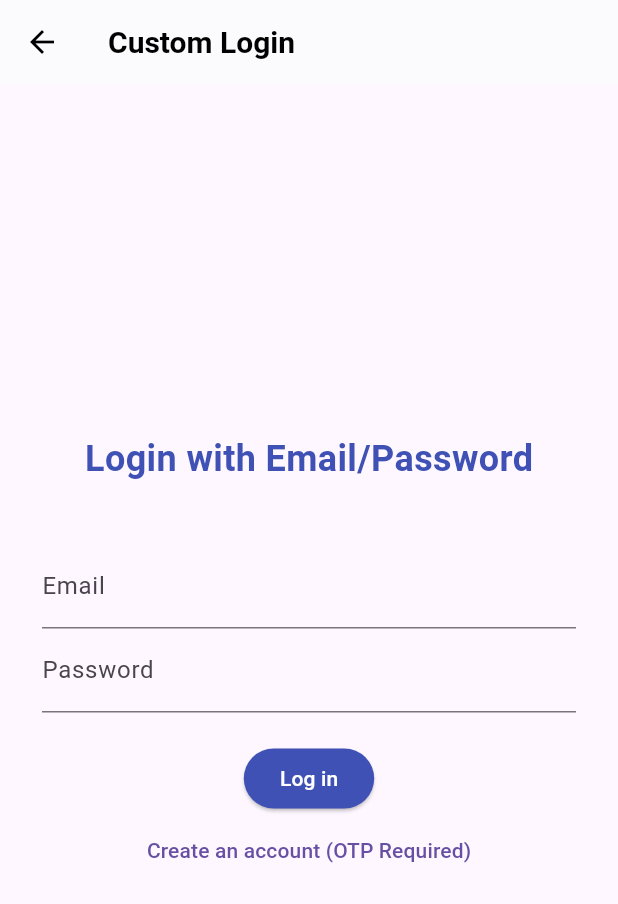
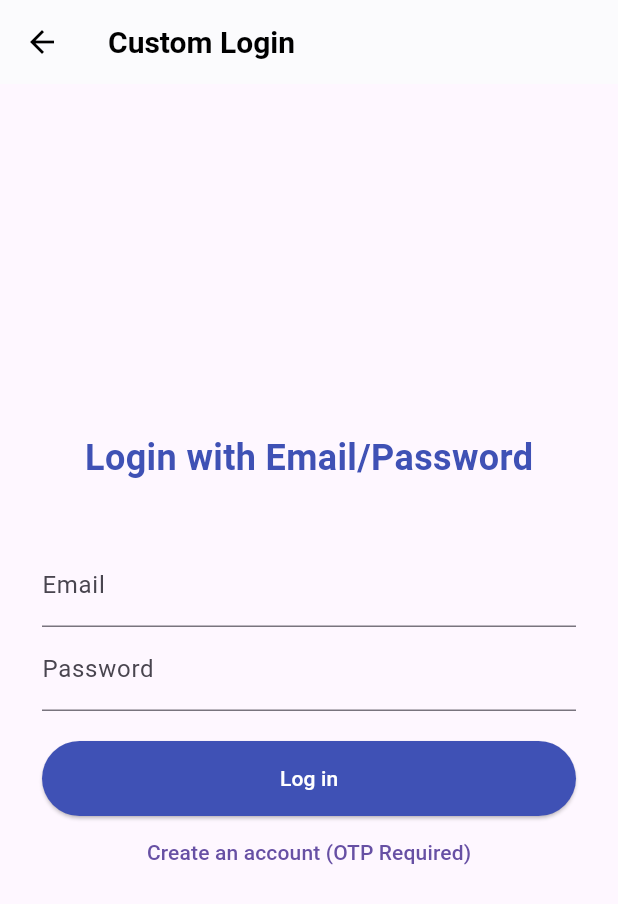
Before and after one commit to Adil57/Quick-Helper-Customer-, a Flutter app: the screen it shows after launch, after a tap on "Normal Login (Email/Password)", on a phone screen of 412 x 824 dp. Shown: the top 904 px of the screen. Run offline on Flutter 3.47's test engine with Material 3 defaults, Android fonts, the phone set to English and light mode, and no system bars; missing offline and left inert: auth0_flutter, auth0_flutter_platform_interface, mapbox_maps_flutter; accounts and stored records are empty.

Commit message:
Add files via upload

```diff
--- a/lib/main.dart
+++ b/lib/main.dart
@@ -1,4 +1,4 @@
-// lib/main.dart (FINAL WORKING VERSION WITH LIVE MAP & OTP FLOW + ALL FIXES)
+// lib/main.dart (FINAL WORKING VERSION WITH LIVE MAP & OTP FLOW - SIZE FIXES)
 
 import 'package:flutter/material.dart';
 import 'package:auth0_flutter/auth0_flutter.dart';
@@ -162,15 +162,18 @@ class _LoginChoiceScreenState extends State<LoginChoiceScreen> {
               const SizedBox(height: 60),
 
               // --- A. LOGIN WITH AUTH0 BUTTON ---
-              ElevatedButton.icon(
+              SizedBox(
+                height: 50,
+                width: double.infinity,
+                child: ElevatedButton.icon(
                   icon: isLoading ? const SizedBox(width: 20, height: 20, child: CircularProgressIndicator(color: Colors.white, strokeWidth: 2)) : const Icon(Icons.lock_open),
                   label: Text(isLoading ? "Logging in..." : 'Log in with Auth0 (Google/Social)'),
                   style: ElevatedButton.styleFrom(
-                  padding: const EdgeInsets.symmetric(vertical: 15),
                     backgroundColor: Colors.indigo.shade600,
                     foregroundColor: Colors.white,
                   ),
                   onPressed: isLoading ? null : loginWithAuth0,
+                ),
               ),
               const SizedBox(height: 20),
 
@@ -179,14 +182,17 @@ class _LoginChoiceScreenState extends State<LoginChoiceScreen> {
               const SizedBox(height: 20),
 
               // --- B. NORMAL LOGIN BUTTON ---
-              OutlinedButton.icon(
+              SizedBox(
+                height: 50,
+                width: double.infinity,
+                child: OutlinedButton.icon(
                   icon: const Icon(Icons.email, color: Colors.indigo),
                   label: const Text('Normal Login (Email/Password)', style: TextStyle(color: Colors.indigo)),
                   style: OutlinedButton.styleFrom(
-                  padding: const EdgeInsets.symmetric(vertical: 15),
                     side: const BorderSide(color: Colors.indigo),
                   ),
                   onPressed: isLoading ? null : () => navigateToCustomLogin(context),
+                ),
               ),
 
               if (_error != null)
@@ -256,10 +262,14 @@ class AccountScreen extends StatelessWidget {
           children: [
             Text("Logged in as: ${tempAuth.user?.name ?? 'N/A'}"),
             const SizedBox(height: 20),
-            ElevatedButton(
+            SizedBox(
+              height: 50,
+              width: double.infinity,
+              child: ElevatedButton(
                 onPressed: () => tempAuth.logout(context),
                 style: ElevatedButton.styleFrom(backgroundColor: Colors.red),
                 child: const Text("Logout", style: TextStyle(color: Colors.white)),
+              ),
             ),
           ],
         ),
@@ -269,7 +279,7 @@ class AccountScreen extends StatelessWidget {
 }
 
 // -----------------------------------------------------------------------------
-// 🟢 MAP VIEW SCREEN (MAPBOX + KILL SWITCH IMPLEMENTATION - FULLY FIXED)
+// 🟢 MAP VIEW SCREEN (MAPBOX + KILL SWITCH IMPLEMENTATION - FIXED)
 // -----------------------------------------------------------------------------
 class MapViewScreen extends StatefulWidget {
   const MapViewScreen({super.key});
@@ -376,7 +386,7 @@ class _MapViewScreenState extends State<MapViewScreen> {
 }
 
 // -----------------------------------------------------------------------------
-// CUSTOM LOGIN SCREEN (FIXED: Size with named parameters)
+// MODIFIED: CUSTOM LOGIN SCREEN (API LOGIN FIX)
 // -----------------------------------------------------------------------------
 class CustomLoginScreen extends StatefulWidget {
   const CustomLoginScreen({super.key});
@@ -461,15 +471,16 @@ class _CustomLoginScreenState extends State<CustomLoginScreen> {
             const SizedBox(height: 20),
 
             // 🟢 CUSTOM LOGIN BUTTON
-            ElevatedButton(
+            SizedBox(
+              height: 50,
+              width: double.infinity,
+              child: ElevatedButton(
                 onPressed: isLoading ? null : loginUser,
-              style: ElevatedButton.styleFrom(
-                minimumSize: const Size(width: double.infinity, height: 50),
-                backgroundColor: Colors.indigo
-              ),
+                style: ElevatedButton.styleFrom(backgroundColor: Colors.indigo),
                 child: isLoading
                     ? const CircularProgressIndicator(color: Colors.white)
                     : const Text("Log in", style: TextStyle(color: Colors.white)),
+              ),
             ),
 
             if (_error != null)
@@ -571,14 +582,15 @@ class _RegisterScreenState extends State<RegisterScreen> {
 
             const SizedBox(height: 20),
 
-            ElevatedButton(
+            SizedBox(
+              height: 50,
+              width: double.infinity,
+              child: ElevatedButton(
                 onPressed: isLoading ? null : registerUserStartOTP,
-              style: ElevatedButton.styleFrom(
-                minimumSize: const Size(width: double.infinity, height: 50),
-              ),
                 child: isLoading
                     ? const CircularProgressIndicator(color: Colors.white)
                     : const Text("Register & Send OTP"),
+              ),
             ),
             if (_error != null)
               Padding(padding: const EdgeInsets.only(top: 10), child: Text(_error!, style: const TextStyle(color: Colors.red))),
@@ -682,14 +694,15 @@ class _OTPVerificationScreenState extends State<OTPVerificationScreen> {
               decoration: const InputDecoration(labelText: "OTP Code"),
             ),
             const SizedBox(height: 20),
-            ElevatedButton(
+            SizedBox(
+              height: 50,
+              width: double.infinity,
+              child: ElevatedButton(
                 onPressed: isLoading ? null : verifyOTP,
-              style: ElevatedButton.styleFrom(
-                minimumSize: const Size(width: double.infinity, height: 50),
-              ),
                 child: isLoading
                     ? const CircularProgressIndicator(color: Colors.white)
                     : const Text("Verify & Complete"),
+              ),
             ),
             if (_error != null)
               Padding(padding: const EdgeInsets.only(top: 10), child: Text(_error!, style: const TextStyle(color: Colors.red))),
@@ -1058,10 +1071,12 @@ class _BookingScreenState extends State<BookingScreen> {
             const SizedBox(height: 30),
             Padding(
               padding: const EdgeInsets.symmetric(horizontal: 16.0),
+              child: SizedBox(
+                height: 50,
+                width: double.infinity,
                 child: ElevatedButton(
                   onPressed: isCreatingBooking ? null : _createBooking,
                   style: ElevatedButton.styleFrom(
-                  minimumSize: const Size(width: double.infinity, height: 50),
                     backgroundColor: Colors.green.shade600,
                     shape: RoundedRectangleBorder(borderRadius: BorderRadius.circular(12)),
                     elevation: 5,
@@ -1069,6 +1084,7 @@ class _BookingScreenState extends State<BookingScreen> {
                   child: isCreatingBooking
                       ? const CircularProgressIndicator(color: Colors.white)
                       : const Text("CONFIRM & PROCEED TO PAYMENT", style: TextStyle(fontSize: 16, color: Colors.white, fontWeight: FontWeight.bold)),
+                ),
               ),
             ),
             const SizedBox(height: 20),
@@ -1131,7 +1147,10 @@ class HelperDetailPage extends StatelessWidget {
                 "Lorem ipsum dolor sit amet, consectetur adipiscing elit. Sed do eiusmod tempor incididunt ut labore et dolore magna aliqua. Ut enim ad minim veniam, quis nostrud exercitation ullamco laboris nisi ut aliquip ex ea commodo consequat. Rating, location, and review details will be loaded here.",
                 style: TextStyle(fontSize: 14, height: 1.5)),
             const SizedBox(height: 40),
-            ElevatedButton(
+            SizedBox(
+              height: 50,
+              width: double.infinity,
+              child: ElevatedButton(
                 onPressed: () {
                   Navigator.push(
                       context,
@@ -1143,11 +1162,11 @@ class HelperDetailPage extends StatelessWidget {
                               )));
                 },
                 style: ElevatedButton.styleFrom(
-                minimumSize: const Size(width: double.infinity, height: 50),
                   backgroundColor: Colors.indigo,
                   shape: RoundedRectangleBorder(borderRadius: BorderRadius.circular(12)),
                 ),
                 child: const Text("BOOK THIS HELPER", style: TextStyle(fontSize: 16, color: Colors.white, fontWeight: FontWeight.bold)),
+              ),
             ),
           ],
         ),
```
Lines whose indentation alone changed are shown as unchanged.
